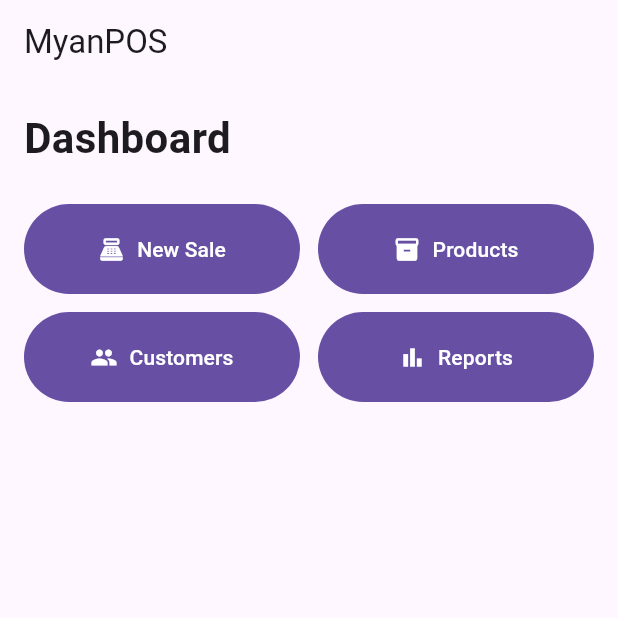
After one commit to pkkmd11/myanpos, a Flutter app: the screen it shows after launch, on a phone screen of 412 x 824 dp, the top half of it. The commit adds this screen. Run offline on Flutter 3.47's test engine with Material 3 defaults, Android fonts, the light colour scheme and no system bars.

Commit message:
refactor: separate dashboard screen

```diff
--- /dev/null
+++ b/lib/features/dashboard/dashboard_screen.dart
@@ -0,0 +1,111 @@
+import 'package:flutter/material.dart';
+
+// Main dashboard screen of MyanPOS.
+//
+// This screen contains the main actions that users will use
+// to access different parts of the POS system.
+class DashboardScreen extends StatelessWidget {
+  const DashboardScreen({super.key});
+
+  @override
+  Widget build(BuildContext context) {
+    return Scaffold(
+      // Top navigation bar of the dashboard.
+      appBar: AppBar(
+        title: const Text('MyanPOS'),
+      ),
+
+      // Main dashboard content.
+      body: Padding(
+        padding: const EdgeInsets.all(16),
+        child: Column(
+          crossAxisAlignment: CrossAxisAlignment.start,
+          children: [
+            // Dashboard page heading.
+            const Text(
+              'Dashboard',
+              style: TextStyle(
+                fontSize: 28,
+                fontWeight: FontWeight.bold,
+              ),
+            ),
+
+            const SizedBox(height: 24),
+
+            // First row of dashboard actions.
+            Row(
+              children: [
+                Expanded(
+                  child: _DashboardButton(
+                    title: 'New Sale',
+                    icon: Icons.point_of_sale,
+                    onPressed: () {},
+                  ),
+                ),
+                const SizedBox(width: 12),
+                Expanded(
+                  child: _DashboardButton(
+                    title: 'Products',
+                    icon: Icons.inventory_2,
+                    onPressed: () {},
+                  ),
+                ),
+              ],
+            ),
+
+            const SizedBox(height: 12),
+
+            // Second row of dashboard actions.
+            Row(
+              children: [
+                Expanded(
+                  child: _DashboardButton(
+                    title: 'Customers',
+                    icon: Icons.people,
+                    onPressed: () {},
+                  ),
+                ),
+                const SizedBox(width: 12),
+                Expanded(
+                  child: _DashboardButton(
+                    title: 'Reports',
+                    icon: Icons.bar_chart,
+                    onPressed: () {},
+                  ),
+                ),
+              ],
+            ),
+          ],
+        ),
+      ),
+    );
+  }
+}
+
+// Reusable button used by the dashboard.
+//
+// Keeping this widget separate means we can reuse the same
+// button design for other dashboard actions later.
+class _DashboardButton extends StatelessWidget {
+  final String title;
+  final IconData icon;
+  final VoidCallback onPressed;
+
+  const _DashboardButton({
+    required this.title,
+    required this.icon,
+    required this.onPressed,
+  });
+
+  @override
+  Widget build(BuildContext context) {
+    return FilledButton.icon(
+      onPressed: onPressed,
+      icon: Icon(icon),
+      label: Text(title),
+      style: FilledButton.styleFrom(
+        padding: const EdgeInsets.all(20),
+      ),
+    );
+  }
+}
```
Also changed, not shown: lib/main.dart (+7 -110 lines).
